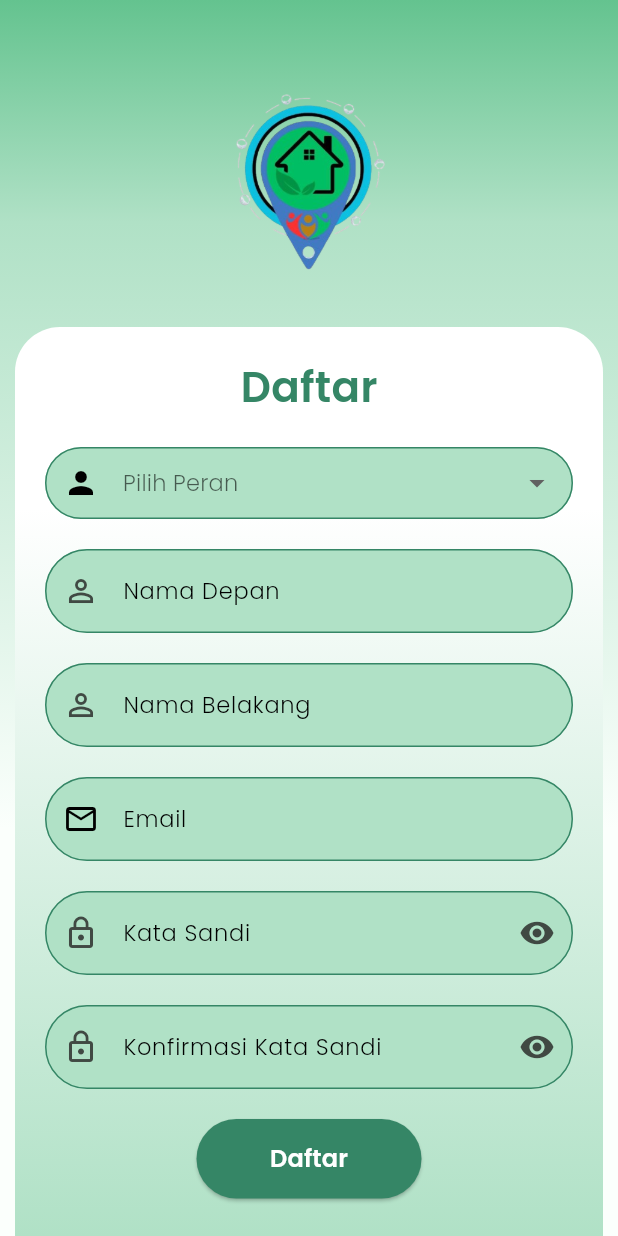
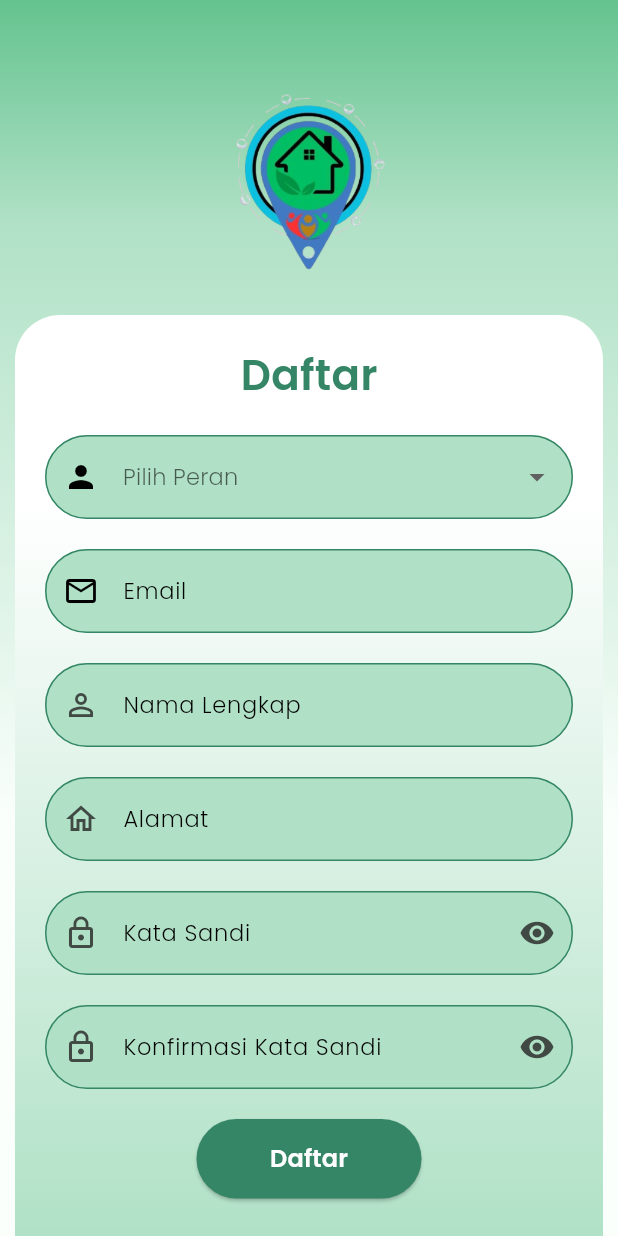
Before and after one commit to fadliaditya06/Geoportal-Mobile, a Flutter app: the LoginScreen screen opened directly, after a tap on "Daftar", on a phone screen of 412 x 824 dp. Run offline on Flutter 3.47's test engine with Material 3 defaults, Android fonts, the phone set to English and light mode, and no system bars; our stand-ins replace curved_navigation_bar, google_fonts.

Commit message:
Update Feat: Login and Register Screen

```diff
--- a/lib/screens/auth/login_screen.dart
+++ b/lib/screens/auth/login_screen.dart
@@ -62,7 +62,7 @@ class _LoginScreenState extends State<LoginScreen> {
                 child: Column(
                   children: [
                     Padding(
-                      padding: EdgeInsets.only(top: 20.0),
+                      padding: EdgeInsets.only(top: 15.0),
                     ),
                     Text(
                       'Login ke Akun Anda!',
@@ -149,8 +149,6 @@ class _LoginScreenState extends State<LoginScreen> {
                               borderSide: const BorderSide(
                                   color: Color(0xFF358666), width: 1),
                             ),
-                            contentPadding: const EdgeInsets.symmetric(
-                                horizontal: 15.0, vertical: 10.0),
                           ),
                         ),
                         const SizedBox(height: 20),
--- a/lib/screens/auth/register_screen.dart
+++ b/lib/screens/auth/register_screen.dart
@@ -115,16 +115,16 @@ class _RegisterScreenState extends State<RegisterScreen> {
                             borderSide: const BorderSide(
                                 color: Color(0xFF358666), width: 1),
                           ),
-                          contentPadding: const EdgeInsets.symmetric(
-                              horizontal: 15.0, vertical: 10.0),
                         ),
                       ),
                       const SizedBox(height: 20),
-                      // Input Nama Depan
+                      // Input Email
                       TextFormField(
+                        keyboardType: TextInputType.emailAddress,
                         decoration: InputDecoration(
-                          prefixIcon: const Icon(Icons.person_outline),
-                          labelText: 'Nama Depan',
+                          prefixIcon: const Icon(Icons.email_outlined,
+                              color: Colors.black),
+                          labelText: 'Email',
                           labelStyle: const TextStyle(
                             fontSize: 15,
                             fontWeight: FontWeight.w300,
@@ -148,11 +148,11 @@ class _RegisterScreenState extends State<RegisterScreen> {
                         ),
                       ),
                       const SizedBox(height: 20),
-                      // Input Nama Belakang
+                      // Input Nama Lengkap
                       TextFormField(
                         decoration: InputDecoration(
                           prefixIcon: const Icon(Icons.person_outline),
-                          labelText: 'Nama Belakang',
+                          labelText: 'Nama Lengkap',
                           labelStyle: const TextStyle(
                             fontSize: 15,
                             fontWeight: FontWeight.w300,
@@ -176,13 +176,11 @@ class _RegisterScreenState extends State<RegisterScreen> {
                         ),
                       ),
                       const SizedBox(height: 20),
-                      // Input Email
+                      // Input Alamat
                       TextFormField(
-                        keyboardType: TextInputType.emailAddress,
                         decoration: InputDecoration(
-                          prefixIcon: const Icon(Icons.email_outlined,
-                              color: Colors.black),
-                          labelText: 'Email',
+                          prefixIcon: const Icon(Icons.home_outlined),
+                          labelText: 'Alamat',
                           labelStyle: const TextStyle(
                             fontSize: 15,
                             fontWeight: FontWeight.w300,
```
